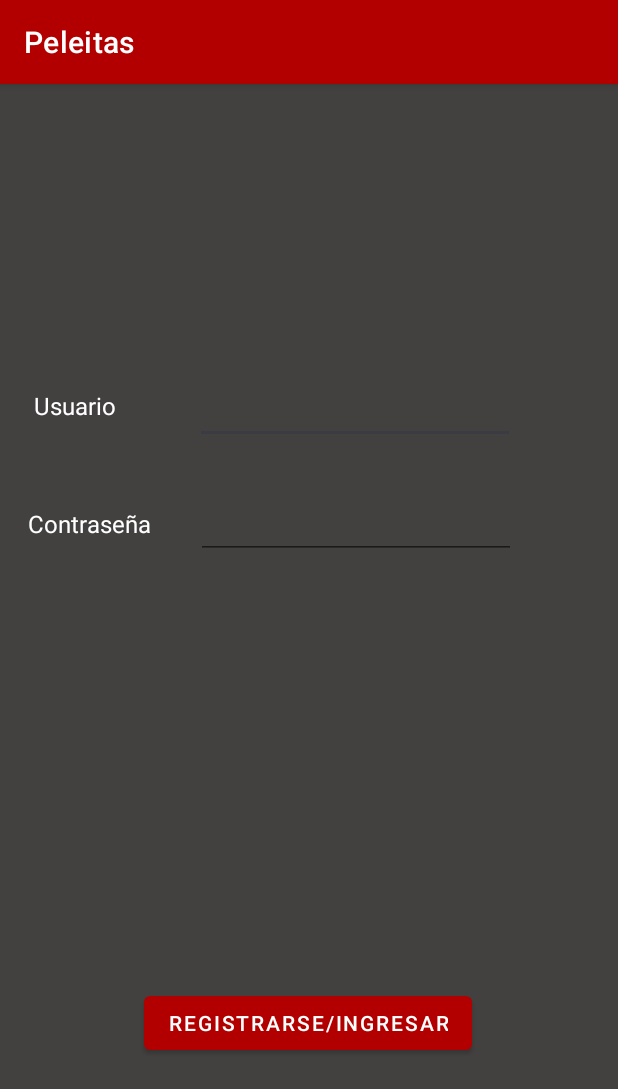
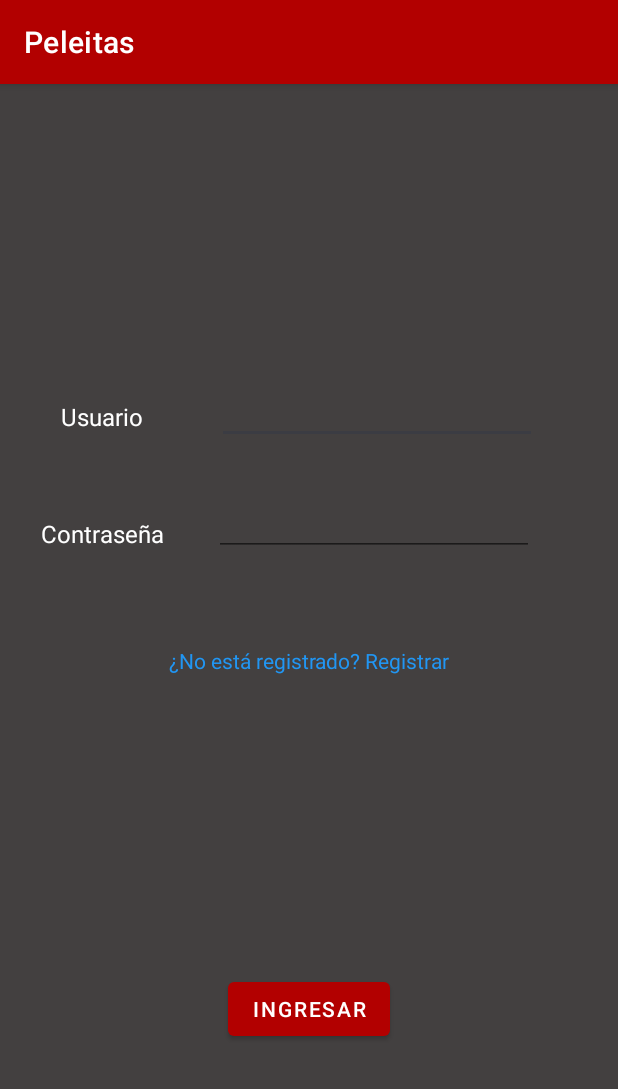
Before and after one commit to KimluFV/FighterFinder, an Android app: the screen it shows after launch (MainActivity), on a phone screen of 412 x 824 dp. Shown: the top 1089 px of the screen. Run offline under Robolectric (Android 15) with nearby library versions, the phone set to English and light mode, and no system bars.

Commit message:
Se añadio layout registro

```diff
--- a/app/build.gradle
+++ b/app/build.gradle
@@ -2,6 +2,7 @@ plugins {
     id 'com.android.application'
     id 'org.jetbrains.kotlin.android'
     id 'com.google.android.libraries.mapsplatform.secrets-gradle-plugin'
+
 }
 
 android {
@@ -13,6 +14,7 @@ android {
         targetSdk 32
         versionCode 1
         versionName "1.0"
+
 
         testInstrumentationRunner "androidx.test.runner.AndroidJUnitRunner"
     }
--- a/app/src/main/AndroidManifest.xml
+++ b/app/src/main/AndroidManifest.xml
@@ -17,6 +17,9 @@
         android:supportsRtl="true"
         android:theme="@style/Theme.ElMapa"
         tools:targetApi="31">
+        <activity
+            android:name=".Registrar"
+            android:exported="false" />
         <activity
             android:name=".MainActivity"
             android:exported="true">
--- a/app/src/main/java/com/example/elmapa/MainActivity.kt
+++ b/app/src/main/java/com/example/elmapa/MainActivity.kt
@@ -4,6 +4,7 @@ import android.content.Intent
 import androidx.appcompat.app.AppCompatActivity
 import android.os.Bundle
 import android.widget.Button
+import android.widget.TextView
 
 class MainActivity : AppCompatActivity() {
     override fun onCreate(savedInstanceState: Bundle?) {
@@ -11,12 +12,18 @@ class MainActivity : AppCompatActivity() {
         setContentView(R.layout.activity_main)
 
         val boton = findViewById<Button>(R.id.login)
+        val registrar = findViewById<TextView>(R.id.txtRegistrar)
 
         boton.setOnClickListener(){
             val intent = Intent(this, PeleasMapa::class.java)
             startActivity(intent)
         }
 
+        registrar.setOnClickListener(){
+            val intent = Intent(this, Registrar::class.java)
+            startActivity(intent)
+        }
+
     }
 
 }
--- a/app/src/main/res/layout/activity_main.xml
+++ b/app/src/main/res/layout/activity_main.xml
@@ -15,52 +15,51 @@
         android:id="@+id/login"
         android:layout_width="wrap_content"
         android:layout_height="wrap_content"
-        android:text="@string/registrarse_ingresar"
+        android:text="@string/ingresar"
         android:textColor="#FFFFFF"
         app:layout_constraintBottom_toBottomOf="parent"
         app:layout_constraintEnd_toEndOf="parent"
-        app:layout_constraintHorizontal_bias="0.497"
         app:layout_constraintStart_toStartOf="parent"
         app:layout_constraintTop_toTopOf="parent"
-        app:layout_constraintVertical_bias="0.852" />
+        app:layout_constraintVertical_bias="0.838" />
 
     <TextView
         android:id="@+id/textView4"
         android:layout_width="wrap_content"
         android:layout_height="wrap_content"
-        android:layout_marginStart="4dp"
         android:text="@string/usuario"
         android:textSize="16sp"
         app:layout_constraintBottom_toBottomOf="parent"
-        app:layout_constraintEnd_toStartOf="@+id/editTextTextPersonName"
+        app:layout_constraintEnd_toEndOf="parent"
+        app:layout_constraintHorizontal_bias="0.075"
         app:layout_constraintStart_toStartOf="parent"
         app:layout_constraintTop_toTopOf="parent"
-        app:layout_constraintVertical_bias="0.262" />
+        app:layout_constraintVertical_bias="0.273" />
 
     <TextView
         android:id="@+id/textView5"
         android:layout_width="wrap_content"
         android:layout_height="wrap_content"
-        android:layout_marginStart="4dp"
         android:text="@string/contrase_a"
         android:textSize="16sp"
         app:layout_constraintBottom_toBottomOf="parent"
-        app:layout_constraintEnd_toStartOf="@+id/editTextTextPersonName2"
+        app:layout_constraintEnd_toEndOf="parent"
+        app:layout_constraintHorizontal_bias="0.039"
         app:layout_constraintStart_toStartOf="parent"
         app:layout_constraintTop_toTopOf="parent"
-        app:layout_constraintVertical_bias="0.373" />
+        app:layout_constraintVertical_bias="0.382" />
 
     <EditText
         android:id="@+id/editTextTextPersonName"
         android:layout_width="wrap_content"
         android:layout_height="wrap_content"
         android:layout_marginStart="49dp"
-        android:layout_marginEnd="50dp"
         android:ems="10"
         android:inputType="textPersonName"
         android:textColor="#FFFFFF"
         app:layout_constraintBottom_toBottomOf="parent"
         app:layout_constraintEnd_toEndOf="parent"
+        app:layout_constraintHorizontal_bias="0.0"
         app:layout_constraintStart_toEndOf="@+id/textView4"
         app:layout_constraintTop_toTopOf="parent"
         app:layout_constraintVertical_bias="0.259" />
@@ -70,14 +69,29 @@
         android:layout_width="wrap_content"
         android:layout_height="wrap_content"
         android:layout_marginStart="30dp"
-        android:layout_marginEnd="53dp"
         android:ems="10"
         android:inputType="textPersonName"
         android:textColor="#FFFFFF"
         app:layout_constraintBottom_toBottomOf="parent"
         app:layout_constraintEnd_toEndOf="parent"
+        app:layout_constraintHorizontal_bias="0.08"
         app:layout_constraintStart_toEndOf="@+id/textView5"
         app:layout_constraintTop_toTopOf="parent"
-        app:layout_constraintVertical_bias="0.37" />
+        app:layout_constraintVertical_bias="0.367" />
+
+    <TextView
+        android:id="@+id/txtRegistrar"
+        android:layout_width="wrap_content"
+        android:layout_height="wrap_content"
+        android:layout_marginStart="95dp"
+        android:layout_marginEnd="95dp"
+        android:clickable="false"
+        android:text="¿No está registrado? Registrar"
+        android:textColor="#2196F3"
+        app:layout_constraintBottom_toBottomOf="parent"
+        app:layout_constraintEnd_toEndOf="parent"
+        app:layout_constraintHorizontal_bias="0.483"
+        app:layout_constraintStart_toStartOf="parent"
+        app:layout_constraintTop_toTopOf="parent" />
 
 </androidx.constraintlayout.widget.ConstraintLayout>
--- a/app/src/main/res/values/strings.xml
+++ b/app/src/main/res/values/strings.xml
@@ -21,4 +21,9 @@
     <string name="altura">Altura</string>
     <string name="opcional">(opcional)</string>
     <string name="peso">Peso</string>
+    <string name="ingresar">Ingresar</string>
+    <string name="edad">Edad</string>
+    <string name="nombre">Nombre</string>
+    <string name="apellido">Apellido</string>
+    <string name="registrar">Registrar</string>
 </resources>
--- a/build.gradle
+++ b/build.gradle
@@ -4,6 +4,7 @@ plugins {
     id 'com.android.library' version '7.2.2' apply false
     id 'org.jetbrains.kotlin.android' version '1.7.10' apply false
     id 'com.google.android.libraries.mapsplatform.secrets-gradle-plugin' version '2.0.0' apply false
+
 }
 
 task clean(type: Delete) {
```
Also changed, not shown: app/src/main/java/com/example/elmapa/Registrar.kt (added, +20 -0 lines), app/src/main/res/layout/activity_registrar.xml (added, +144 -0 lines).
